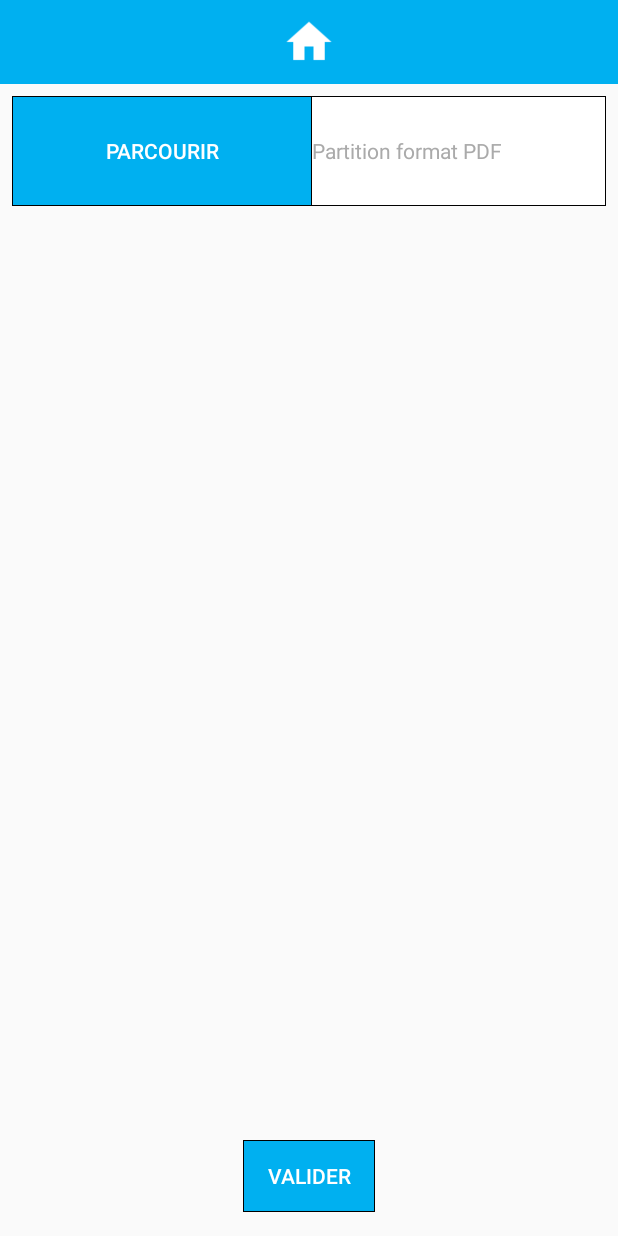
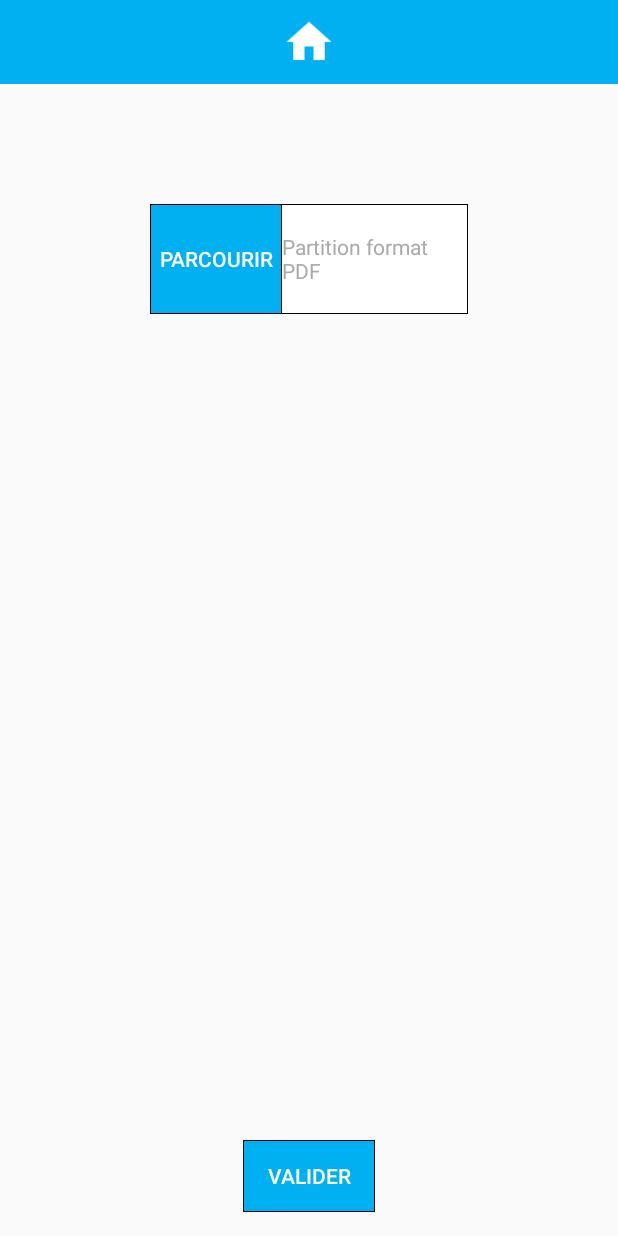
Before and after one commit to Sykless/projaiiient, an Android app: the layout change_partition_layout.xml on its own in the app's theme, with its tools: preview values and no code run, on a phone screen of 412 x 824 dp. Run offline under Robolectric (Android 15) with nearby library versions, the phone set to English and light mode, and no system bars.

Commit message:
First version of "parcourir" layout

```diff
--- a/app/src/main/AndroidManifest.xml
+++ b/app/src/main/AndroidManifest.xml
@@ -23,7 +23,8 @@
                 <category android:name="android.intent.category.LAUNCHER" />
             </intent-filter>
         </activity>
-        <activity android:name=".Parcourir" />
+        <activity android:name=".Parcourir" android:configChanges="keyboardHidden|orientation|screenSize"/>
+        <activity android:name=".ChangePartition" android:configChanges="keyboardHidden|orientation|screenSize"/>
         <activity android:name=".SelectSong"></activity>
     </application>
 </manifest>
--- a/app/src/main/java/com/autoscroll/fraba/defiloche/Home.java
+++ b/app/src/main/java/com/autoscroll/fraba/defiloche/Home.java
@@ -216,7 +216,7 @@ public class Home extends AppCompatActivity
 
     public void goToCreate(View view)
     {
-        Intent intent = new Intent(this,Parcourir.class);
+        Intent intent = new Intent(this,ChangePartition.class);
         startActivity(intent);
     }
 
--- a/app/src/main/res/layout/change_partition_layout.xml
+++ b/app/src/main/res/layout/change_partition_layout.xml
@@ -34,19 +34,20 @@
         android:id="@+id/relativeLayout"
         android:layout_width="0dp"
         android:layout_height="73dp"
-        android:layout_marginEnd="8dp"
-        android:layout_marginStart="8dp"
-        android:layout_marginTop="8dp"
+        android:layout_marginLeft="100dp"
+        android:layout_marginRight="100dp"
+        android:layout_marginTop="80dp"
+        android:layout_alignParentBottom="true"
+        android:layout_alignParentStart="true"
         app:layout_constraintEnd_toEndOf="parent"
         app:layout_constraintStart_toStartOf="parent"
         app:layout_constraintTop_toBottomOf="@+id/toolbar">
 
         <Button
             android:id="@+id/ParcourirButton"
-            android:layout_width="200dp"
+            android:layout_width="wrap_content"
             android:layout_height="match_parent"
-            android:layout_alignParentStart="true"
-            android:layout_alignParentTop="true"
+            android:layout_alignParentBottom="true"
             android:background="@drawable/buttonborder"
             android:onClick="goToParcourir"
             android:text="Parcourir"
@@ -54,17 +55,20 @@
 
         <TextView
             android:id="@+id/partitionNameView"
-            android:layout_width="match_parent"
-            android:layout_height="match_parent"
+            android:layout_width="117dp"
+            android:layout_height="63dp"
+            android:layout_alignParentBottom="true"
+            android:layout_alignParentEnd="true"
             android:layout_alignParentTop="true"
             android:layout_toEndOf="@+id/ParcourirButton"
             android:background="@drawable/border"
             android:gravity="center"
             android:text="Partition format PDF"
-            android:textAlignment="textStart"
+            android:textAlignment="viewStart"
             android:textColor="@android:color/darker_gray"
-            tools:layout_editor_absoluteX="212dp"
-            tools:layout_editor_absoluteY="149dp" />
+            tools:layout_editor_absoluteX="188dp"
+            tools:layout_editor_absoluteY="252dp" />
+
     </RelativeLayout>
 
     <Button
```
Also changed, not shown: app/src/main/java/com/autoscroll/fraba/defiloche/ChangePartition.java (+19 -13 lines), app/src/main/java/com/autoscroll/fraba/defiloche/Parcourir.java (+0 -24 lines).
